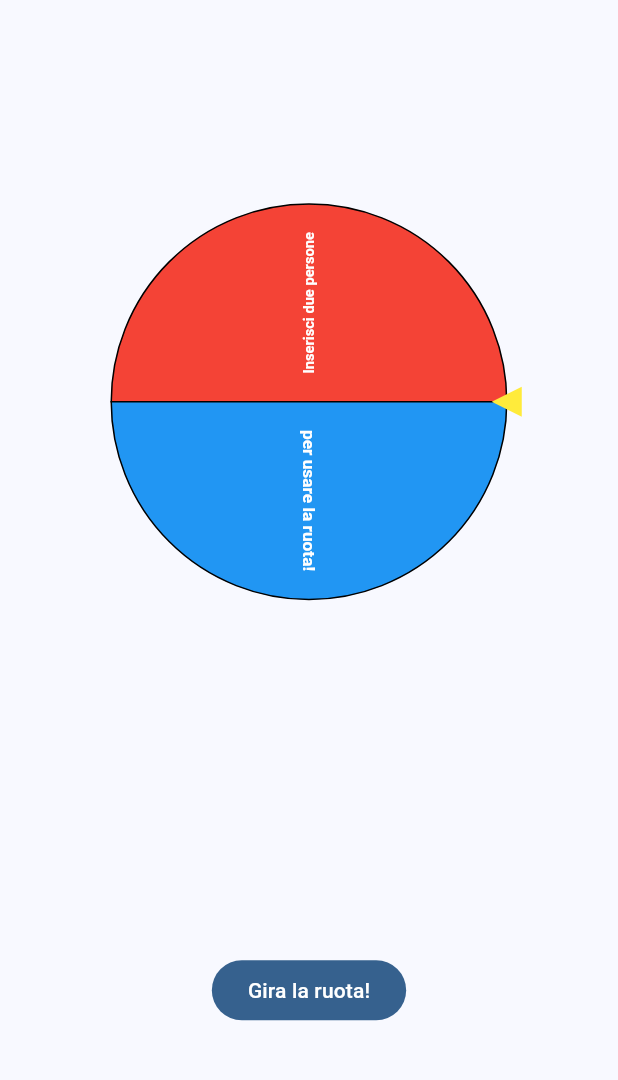
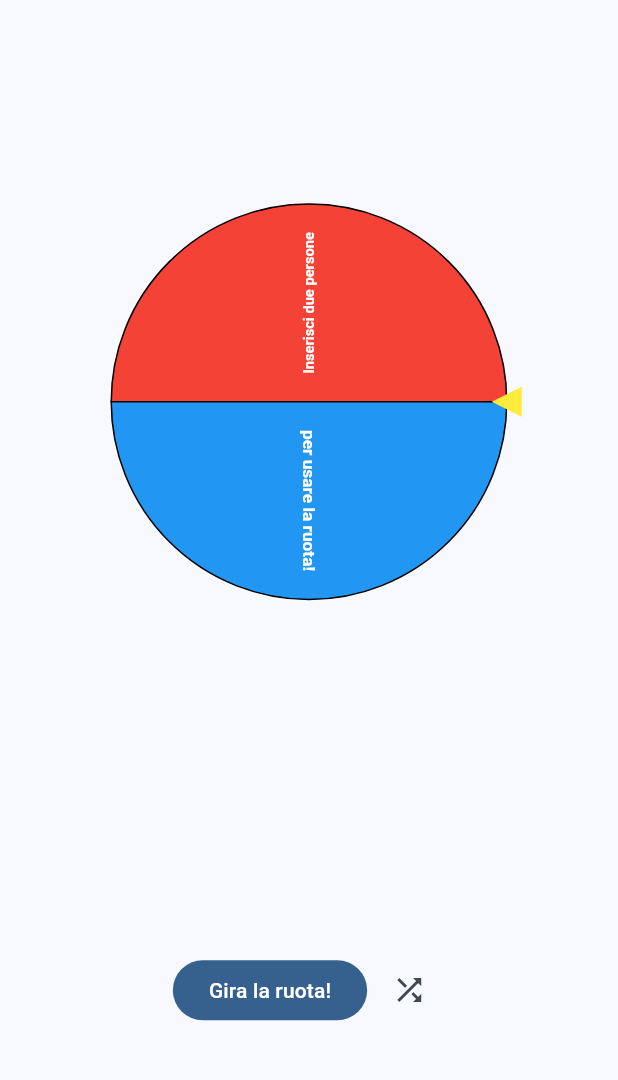
Before and after one commit to dariowskii/area_fortune_wheel, a Flutter app: the screen it shows after launch, on a phone screen of 412 x 824 dp, the part 63-1143 px from its top. Run offline on Flutter 3.47's test engine with Material 3 defaults, Android fonts, the light colour scheme and no system bars; drawn by our look-alikes of flutter_fortune_wheel; our stand-ins replace flutter_riverpod, freezed_annotation, just_audio, riverpod_annotation; missing offline and left inert: flutter_confetti; generated files the repository leaves out were written again.

Commit message:
Add shuffle button to wheel

```diff
--- a/lib/features/fortune_wheel_feature/presentation/fortune_wheel_screen.dart
+++ b/lib/features/fortune_wheel_feature/presentation/fortune_wheel_screen.dart
@@ -1,3 +1,5 @@
+import 'package:arena_fortune_wheel/constants.dart';
+import 'package:arena_fortune_wheel/features/fortune_wheel_feature/data/fortune_wheel_provider.dart';
 import 'package:flutter_riverpod/flutter_riverpod.dart';
 import 'dart:math';
 
@@ -61,13 +63,31 @@ class _FortuneWheelScreenState extends ConsumerState<FortuneWheelScreen> {
                             ),
                             SizedBox(
                               height: smallest * 0.2,
-                              child: const Column(
+                              child: Column(
                                 mainAxisAlignment:
                                     MainAxisAlignment.spaceEvenly,
                                 spacing: 8,
                                 children: [
-                                  LastExtractedPartecipant(),
-                                  SpinButton(),
+                                  const LastExtractedPartecipant(),
+                                  Row(
+                                    mainAxisSize: MainAxisSize.min,
+                                    children: [
+                                      const SpinButton(),
+                                      kWidth4,
+                                      IconButton(
+                                        onPressed: () {
+                                          ref
+                                              .read(
+                                                fortuneWheelProvider.notifier,
+                                              )
+                                              .shufflePartecipants();
+                                        },
+                                        icon: const Icon(
+                                          Icons.shuffle,
+                                        ),
+                                      ),
+                                    ],
+                                  ),
                                 ],
                               ),
                             ),
```
